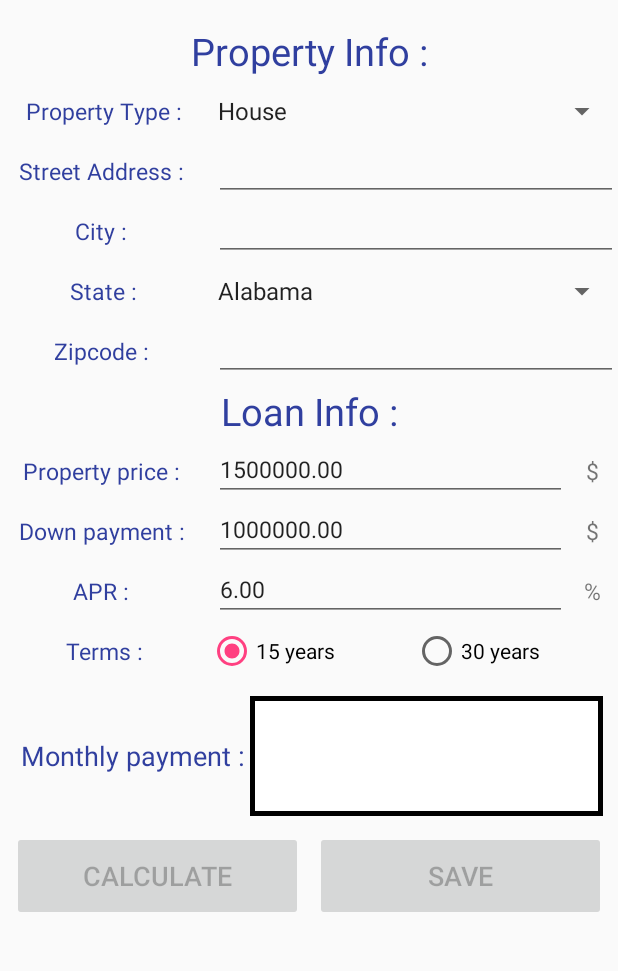
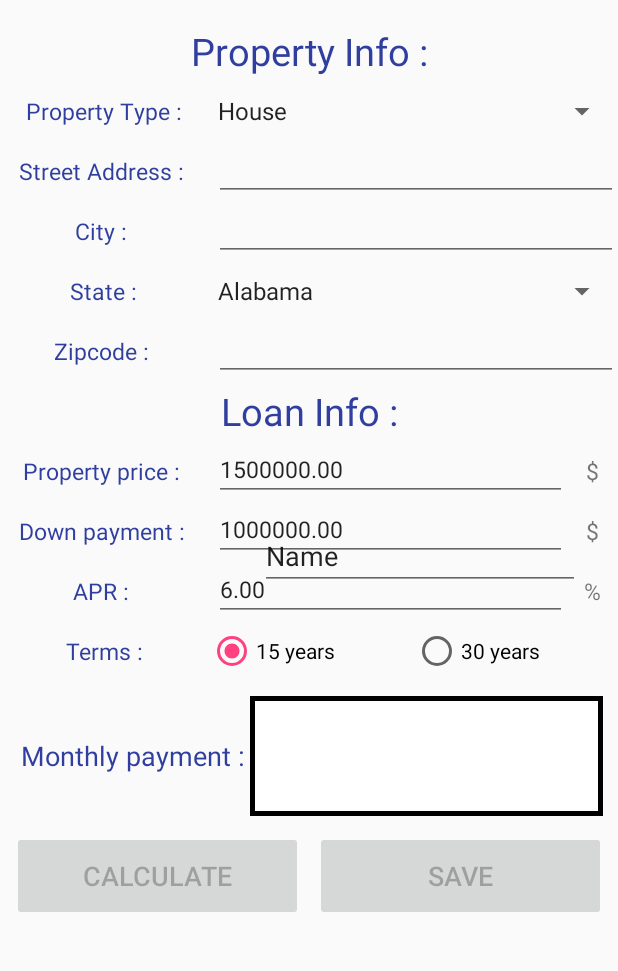
Before and after one commit to Adamkzh/Mortagage_Calculator, an Android app: the screen it shows after launch (MainActivity), in the side drawer, after a tap on "Map", on a phone screen of 412 x 824 dp, the part 62-1033 px from its top. Run offline under Robolectric (Android 15) with nearby library versions, the phone set to English and light mode, and no system bars.

Commit message:
🤨🤨🤨

```diff
--- a/app/build.gradle
+++ b/app/build.gradle
@@ -27,4 +27,5 @@ dependencies {
     testImplementation 'junit:junit:4.12'
     androidTestImplementation 'com.android.support.test:runner:1.0.1'
     androidTestImplementation 'com.android.support.test.espresso:espresso-core:3.0.1'
+    implementation 'com.google.android.gms:play-services-maps:12.0.0'
 }
--- /dev/null
+++ b/app/src/main/java/com/example/adam/test/CalculatorFragment.java
@@ -0,0 +1,29 @@
+package com.example.adam.test;
+
+
+import android.os.Bundle;
+import android.support.v4.app.Fragment;
+import android.view.LayoutInflater;
+import android.view.View;
+import android.view.ViewGroup;
+
+
+/**
+ * A simple {@link Fragment} subclass.
+ */
+public class CalculatorFragment extends Fragment {
+
+
+    public CalculatorFragment() {
+        // Required empty public constructor
+    }
+
+
+    @Override
+    public View onCreateView(LayoutInflater inflater, ViewGroup container,
+                             Bundle savedInstanceState) {
+        // Inflate the layout for this fragment
+        return inflater.inflate(R.layout.fragment_calculator, container, false);
+    }
+
+}
--- a/app/src/main/java/com/example/adam/test/MainActivity.java
+++ b/app/src/main/java/com/example/adam/test/MainActivity.java
@@ -1,5 +1,6 @@
 package com.example.adam.test;
 
+import android.app.FragmentManager;
 import android.os.Bundle;
 import android.support.design.widget.FloatingActionButton;
 import android.support.design.widget.Snackbar;
@@ -73,26 +74,24 @@ public class MainActivity extends AppCompatActivity
     private Button save_button;
 
     //Menu
-    Toolbar toolbar;
+    Toolbar toolbar = null;
     private DrawerLayout mDrawerLayout;
 
+    NavigationView navigationView = null;
 
     @Override
     protected void onCreate(Bundle savedInstanceState) {
         super.onCreate(savedInstanceState);
         setContentView(R.layout.activity_main);
+
+        CalculatorFragment calculatorFragment = new CalculatorFragment();
+        android.support.v4.app.FragmentManager manager = getSupportFragmentManager();
+        manager.beginTransaction().replace(R.id.cal_container, calculatorFragment, calculatorFragment.getTag()).commit();
+
         initView();
         Toolbar toolbar = (Toolbar) findViewById(R.id.toolbar);
         setSupportActionBar(toolbar);
 
-        FloatingActionButton fab = (FloatingActionButton) findViewById(R.id.fab);
-//        fab.setOnClickListener(new View.OnClickListener() {
-//            @Override
-//            public void onClick(View view) {
-//                Snackbar.make(view, "Replace with your own action", Snackbar.LENGTH_LONG)
-//                        .setAction("Action", null).show();
-//            }
-//        });
 
         DrawerLayout drawer = (DrawerLayout) findViewById(R.id.drawer_layout);
         ActionBarDrawerToggle toggle = new ActionBarDrawerToggle(
@@ -100,7 +99,7 @@ public class MainActivity extends AppCompatActivity
         drawer.addDrawerListener(toggle);
         toggle.syncState();
 
-        NavigationView navigationView = (NavigationView) findViewById(R.id.nav_view);
+        navigationView = (NavigationView) findViewById(R.id.nav_view);
         navigationView.setNavigationItemSelectedListener(this);
     }
 
@@ -313,9 +312,12 @@ public class MainActivity extends AppCompatActivity
 
         if (id == R.id.m_calculator) {
             //at the calculator view
+            System.out.print("calculator clicked...");
         } else if (id == R.id.m_map) {
             //at the google map view
-
+            MapFragment mapFragment = new MapFragment();
+            android.support.v4.app.FragmentManager manager = getSupportFragmentManager();
+            manager.beginTransaction().replace(R.id.cal_container, mapFragment, mapFragment.getTag()).commit();
         }
 
         DrawerLayout drawer = (DrawerLayout) findViewById(R.id.drawer_layout);
--- a/app/src/main/res/layout/activity_main.xml
+++ b/app/src/main/res/layout/activity_main.xml
@@ -7,7 +7,16 @@
     android:layout_height="match_parent"
     android:fitsSystemWindows="true">
 
+
+
+<FrameLayout
+    xmlns:android="http://schemas.android.com/apk/res/android"
+    android:id="@+id/cal_container"
+    android:layout_width="match_parent"
+    android:layout_height="match_parent">
+
     <LinearLayout
+        android:id="@+id/test"
         android:layout_width="match_parent"
         android:layout_height="match_parent"
         android:orientation="vertical"
@@ -396,6 +405,7 @@
 
         </TableLayout>
     </LinearLayout>
+</FrameLayout>
 
     <!-- Container for contents of drawer - use NavigationView to make configuration easier -->
     <android.support.design.widget.NavigationView
--- a/app/src/main/res/layout/fragment_map.xml
+++ b/app/src/main/res/layout/fragment_map.xml
@@ -1,13 +1,20 @@
-<FrameLayout xmlns:android="http://schemas.android.com/apk/res/android"
+<RelativeLayout xmlns:android="http://schemas.android.com/apk/res/android"
     xmlns:tools="http://schemas.android.com/tools"
     android:layout_width="match_parent"
     android:layout_height="match_parent"
     tools:context="com.example.adam.test.MapFragment">
 
-    <!-- TODO: Update blank fragment layout -->
-    <TextView
-        android:layout_width="match_parent"
-        android:layout_height="match_parent"
-        android:text="@string/hello_blank_fragment" />
 
-</FrameLayout>
+    <EditText
+        android:id="@+id/editText"
+        android:layout_width="wrap_content"
+        android:layout_height="wrap_content"
+        android:layout_alignParentEnd="true"
+        android:layout_alignParentRight="true"
+        android:layout_centerVertical="true"
+        android:layout_marginEnd="25dp"
+        android:layout_marginRight="25dp"
+        android:ems="10"
+        android:inputType="textPersonName"
+        android:text="Name" />
+</RelativeLayout>
```
Also changed, not shown: app/src/main/res/layout/app_bar_main.xml (deleted, +0 -33 lines), app/src/main/res/layout/content_main.xml (deleted, +0 -21 lines), app/src/main/res/layout/fragment_calculator.xml (added, +13 -0 lines).
